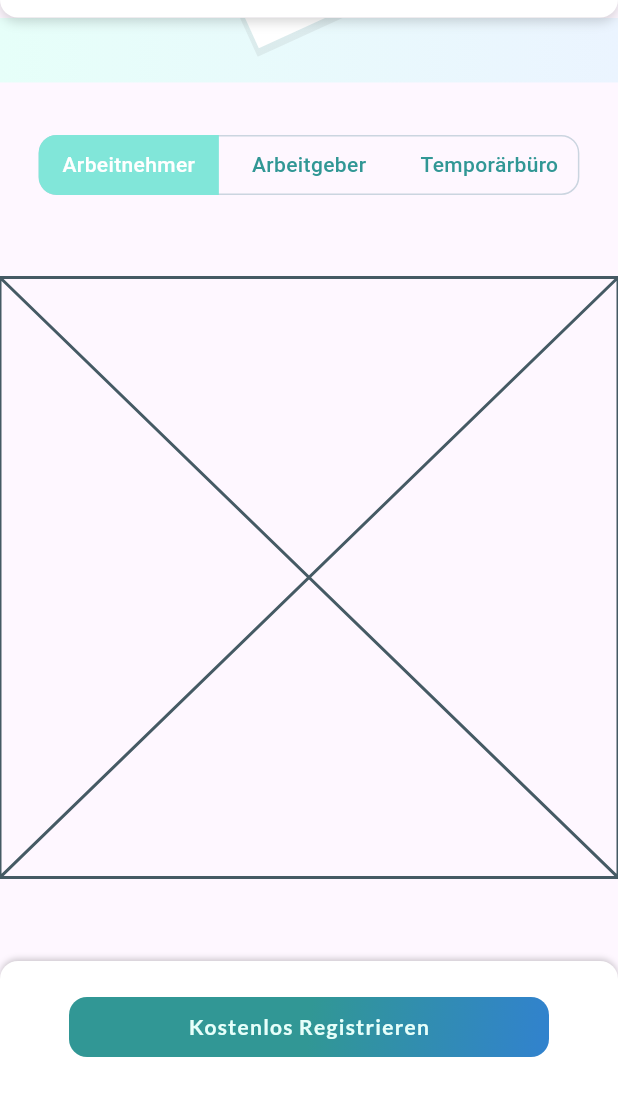
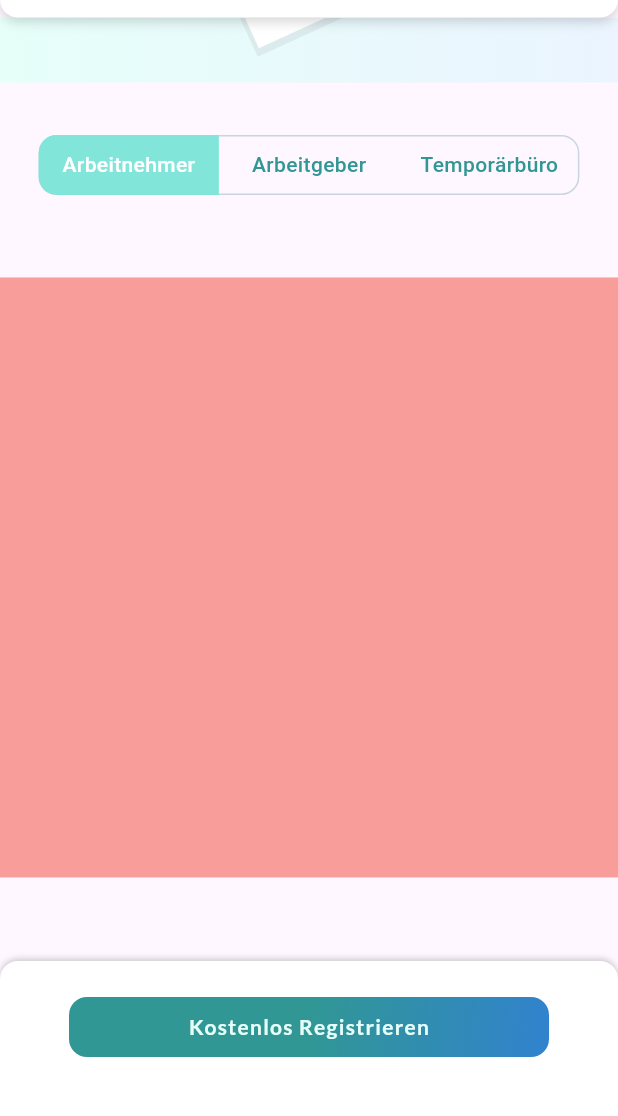
Before and after one commit to nextsimo/tomisha_test, a Flutter app: the screen it shows after launch, scrolled down 576 dp, on a phone screen of 412 x 824 dp, the part 83-1199 px from its top. Run offline on Flutter 3.47's test engine with Material 3 defaults, Android fonts, the phone set to English and light mode, and no system bars; our stand-ins replace flutter_screenutil, flutter_svg, google_fonts.

Commit message:
Update tab button and content width

```diff
--- a/lib/pages/home/tabs_button.dart
+++ b/lib/pages/home/tabs_button.dart
@@ -12,7 +12,7 @@ class TabsButton extends StatelessWidget {
     return Stack(
       children: [
         Container(
-          width: 560.0.sp * tabs.length,
+          width: 560.r * tabs.length,
           height: 40,
           decoration: BoxDecoration(
             borderRadius: BorderRadius.circular(12),
@@ -70,7 +70,7 @@ class _Item extends StatelessWidget {
             return AnimatedContainer(
               duration: const Duration(milliseconds: 300),
               curve: Curves.easeInOut,
-              width: 560.0.sp,
+              width: 560.r,
               height: 40,
               decoration: BoxDecoration(
                 color:
--- a/lib/pages/home/tabs_content.dart
+++ b/lib/pages/home/tabs_content.dart
@@ -1,10 +1,20 @@
 import 'package:flutter/material.dart';
+import 'package:provider/provider.dart';
+import 'package:tomisha_test/provider/home_provider.dart';
 
 class TabsContent extends StatelessWidget {
   const TabsContent({super.key});
 
   @override
   Widget build(BuildContext context) {
-    return const Placeholder();
+    return Selector<HomeProvider, int>(
+        selector: (context, provider) => provider.selectedIndex,
+        builder: (context, selectedIndex, child) {
+          return Container(
+            width: double.infinity,
+            height: 400,
+            color: Colors.primaries[selectedIndex].withOpacity(0.5),
+          );
+        });
   }
 }
```
